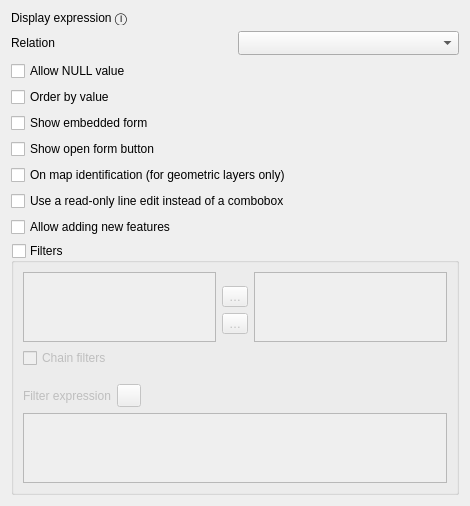
First picture: the form in src/ui/editorwidgets/qgsrelationreferenceconfigdlgbase.ui, repository qgis/QGIS, before the edit.
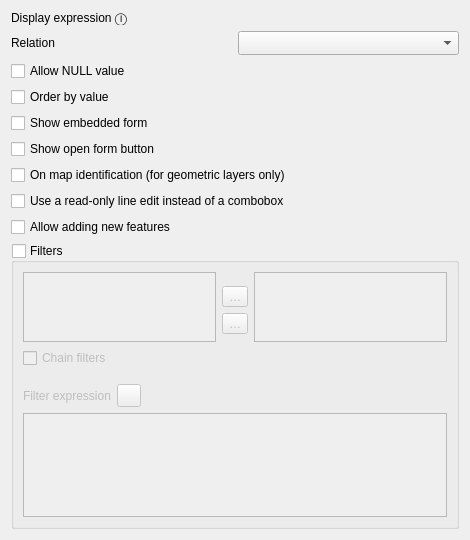
Second picture: the form after the edit. Icons and pictures are not drawn. Custom widgets are drawn as their Qt base class.

```diff
--- a/src/ui/editorwidgets/qgsrelationreferenceconfigdlgbase.ui
+++ b/src/ui/editorwidgets/qgsrelationreferenceconfigdlgbase.ui
@@ -7,7 +7,7 @@
     <x>0</x>
     <y>0</y>
     <width>470</width>
-    <height>502</height>
+    <height>540</height>
    </rect>
   </property>
   <property name="windowTitle">
```
Left out of the diff: 8 changed lines with no effect on the pictures.
